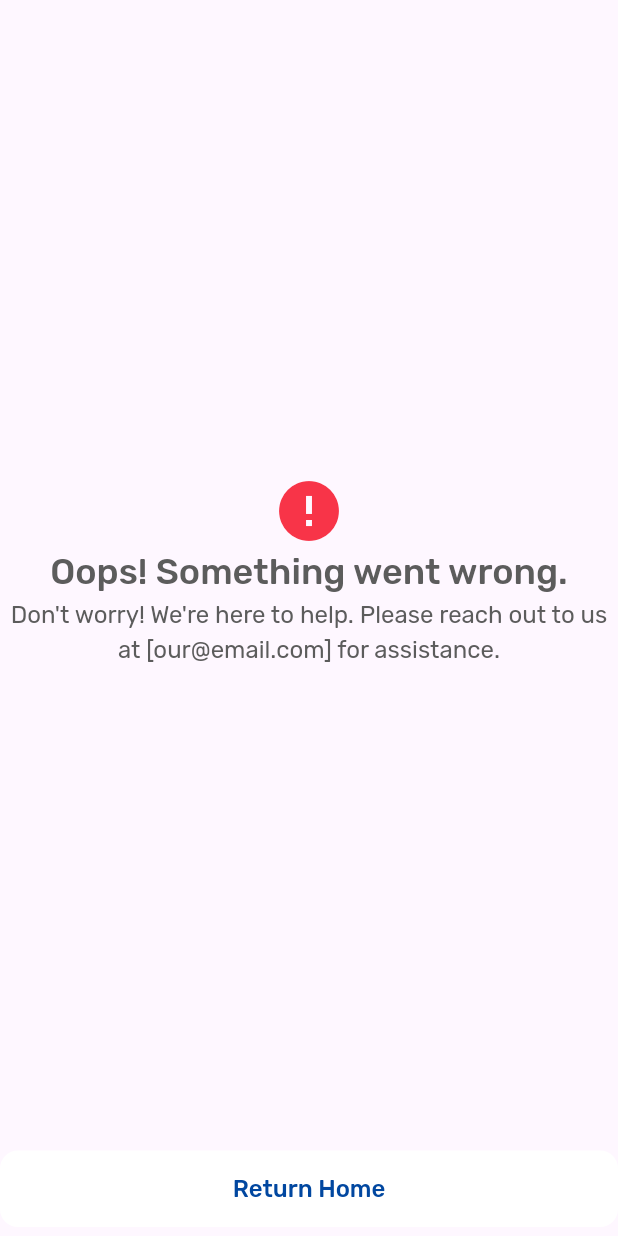
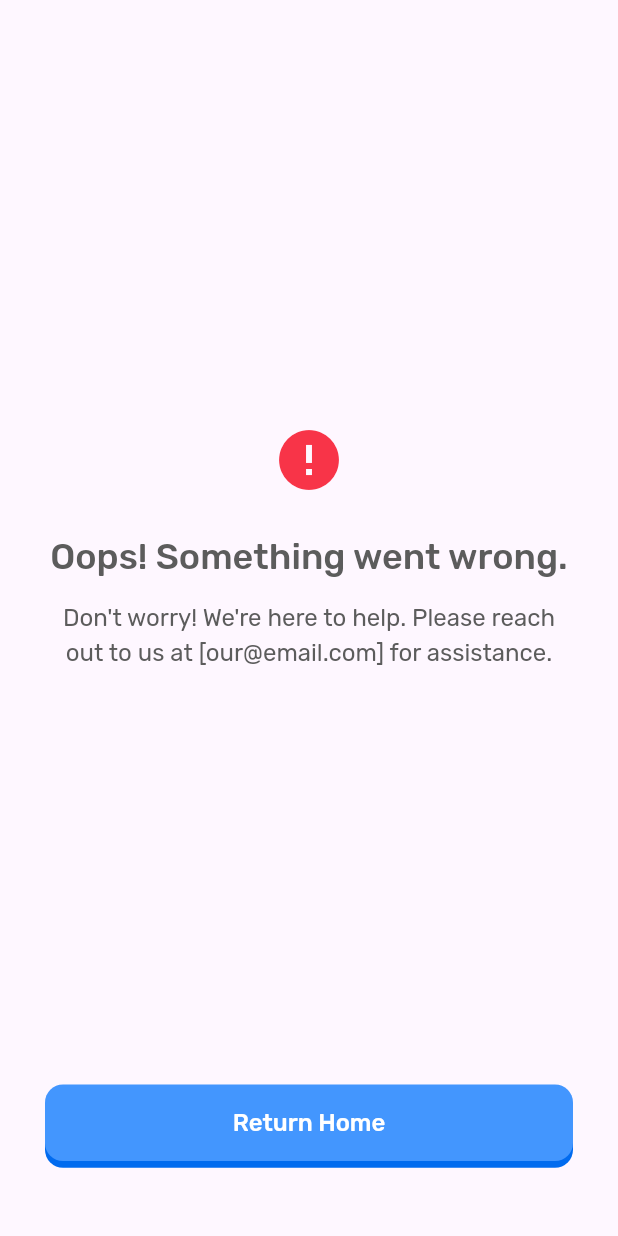
Before and after one commit to AppHatchery/Fabla-Front-end, a Flutter app: the SubmitErrorPage screen opened directly, on a phone screen of 412 x 824 dp. Run offline on Flutter 3.47's test engine with Material 2 defaults, Android fonts, the phone set to English and light mode, and no system bars; our stand-ins replace audioplayers, awesome_notifications, bloc, equatable, flutter_bloc, flutter_screenutil and 6 more; missing offline and left inert: amplify_auth_cognito, amplify_flutter, amplify_storage_s3, audio_session, aws_common, flutter_sound and 1 more; accounts and stored records are empty; generated files the repository leaves out were written again.

Commit message:
Addressed requested changes

```diff
--- a/lib/screens/diary/presentation/pages/diarycompletion.dart
+++ b/lib/screens/diary/presentation/pages/diarycompletion.dart
@@ -5,7 +5,6 @@ import 'package:lottie/lottie.dart';
 import '../../../../theme/components/buttons.dart';
 import '../../../../theme/custom_colors.dart';
 import '../../../../theme/custom_typography.dart';
-import '../widgets/circle_transition_clipper.dart';
 
 /// this is the last page in the New Daily Diary flow
 /// The button leads to the home page
--- a/lib/screens/diary/presentation/widgets/submit_error.dart
+++ b/lib/screens/diary/presentation/widgets/submit_error.dart
@@ -17,6 +17,9 @@ class _SubmitErrorPageState extends State<SubmitErrorPage> {
   Widget build(BuildContext context) {
     return Scaffold(
         body: Center(
+            child: Padding(
+                padding: const EdgeInsets.symmetric(
+                    horizontal: 30.0, vertical: 12.0),
                 child: Column(
                   mainAxisAlignment: MainAxisAlignment.center,
                   crossAxisAlignment: CrossAxisAlignment.center,
@@ -31,10 +34,16 @@ class _SubmitErrorPageState extends State<SubmitErrorPage> {
                             color: CustomColors.warningActive,
                             size: 48,
                           ),
+                          const SizedBox(
+                            height: 24,
+                          ),
                           Text(
                             "Oops! Something went wrong.",
-                style: CustomTypography()
-                    .headlineMedium(color: CustomColors.textSecondaryContent),
+                            style: CustomTypography().headlineMedium(
+                                color: CustomColors.textSecondaryContent),
+                          ),
+                          const SizedBox(
+                            height: 12,
                           ),
                           Text(
                             "Don't worry! We're here to help. Please reach out to us at [our@email.com] for assistance.",
@@ -48,17 +57,23 @@ class _SubmitErrorPageState extends State<SubmitErrorPage> {
                     ),
                     Align(
                       alignment: Alignment.bottomCenter,
-          child: CustomFlatButton(
+                      child: CustomElevatedButton(
                         onClick: () {
-              Navigator.push(context,
-                  MaterialPageRoute(builder: (context) => const Hub()));
+                          Navigator.push(
+                              context,
+                              MaterialPageRoute(
+                                  builder: (context) => const Hub()));
                         },
                         text: "Return Home",
-            color: CustomColors.productLightPrimaryNormalWhite,
-            textColor: CustomColors.productDark,
+                        color: CustomColors.productNormal,
+                        textColor: CustomColors.textWhite,
+                        shadowColor: CustomColors.productNormalActive,
                       ),
-        )
+                    ),
+                    const SizedBox(
+                      height: 32,
+                    ),
                   ],
-    )));
+                ))));
   }
 }
```
Also changed, not shown: lib/screens/diary/presentation/cubit/diary/summary_cubit.dart (+6 -2 lines), lib/screens/diary/presentation/widgets/submit_loading.dart (+7 -0 lines). Lines whose indentation alone changed are shown as unchanged.
